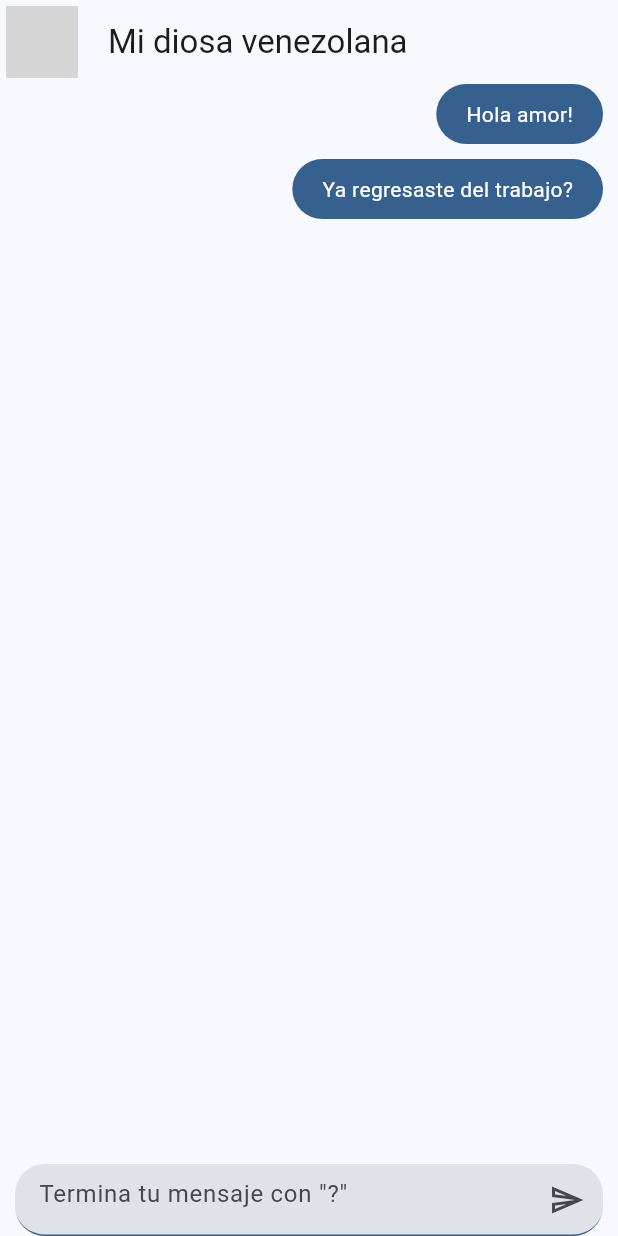
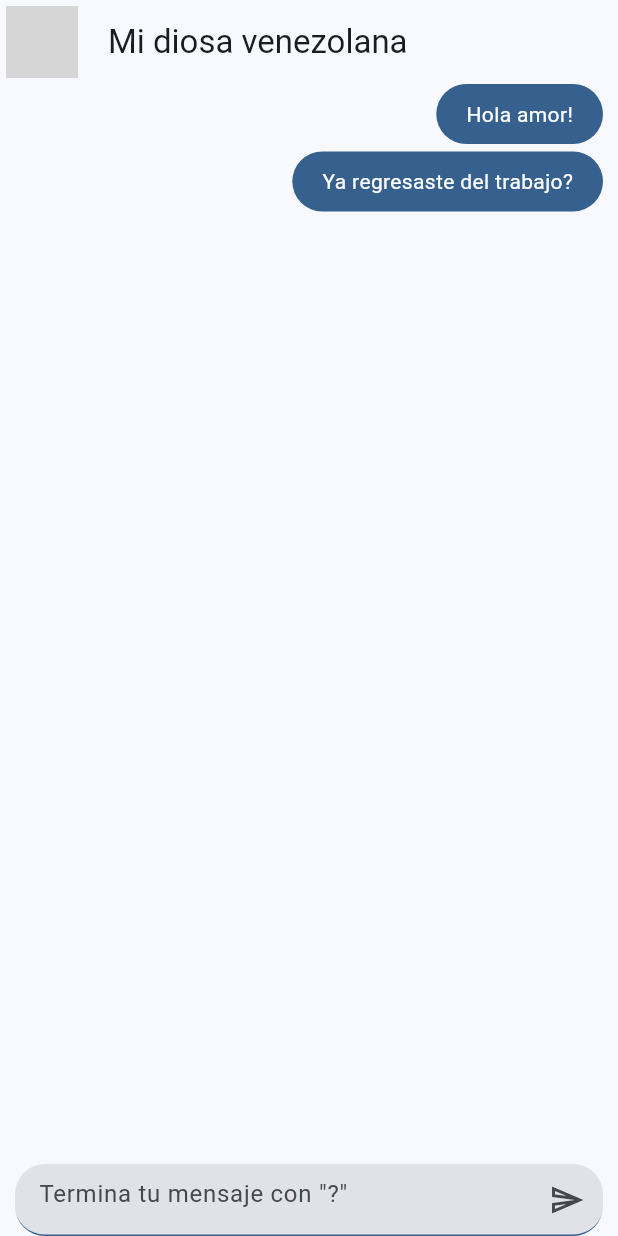
Before and after one commit to fisico-alienado/yes-no-maybe-app-flutter, a Flutter app: the screen it shows after launch, on a phone screen of 412 x 824 dp. Run offline on Flutter 3.47's test engine with Material 2 defaults, Android fonts, the phone set to English and light mode, and no system bars; grey boxes are pictures that could not be loaded.

```diff
--- a/lib/presentation/providers/chat_provider.dart
+++ b/lib/presentation/providers/chat_provider.dart
@@ -23,7 +23,9 @@ class ChatProvider extends ChangeNotifier{
     moveScrollToBottom();
   }
 
-  void moveScrollToBottom(){
+  Future<void> moveScrollToBottom() async {
+    // Para que no sea inmediato y de la sensacion de que el mensaje se procesa antes de enviarlo
+    await Future.delayed(const Duration(milliseconds: 100));
     // Cuando los mensajes lleguen al final de la pantalla, que haga scroll automatico para tener visibles los mensajes mas recientes (como Whatsapp)
     chatScrollController.animateTo( // animar cuando baja el scroll de forma automatica
       chatScrollController.position.maxScrollExtent, // que el movimiento tenga lugar hasta lo maximo que ese scroll pueda dar (si no hay mensajes suficientes para bajar, no baja)
--- a/lib/presentation/widgets/chat/my_message_bubble.dart
+++ b/lib/presentation/widgets/chat/my_message_bubble.dart
@@ -32,7 +32,7 @@ class MyMessageBubble extends StatelessWidget {
           ),
         ),
         // Para agregar una SEPARACION
-        const SizedBox(height: 10),
+        const SizedBox(height: 5),
       ],
     );
   }
```
